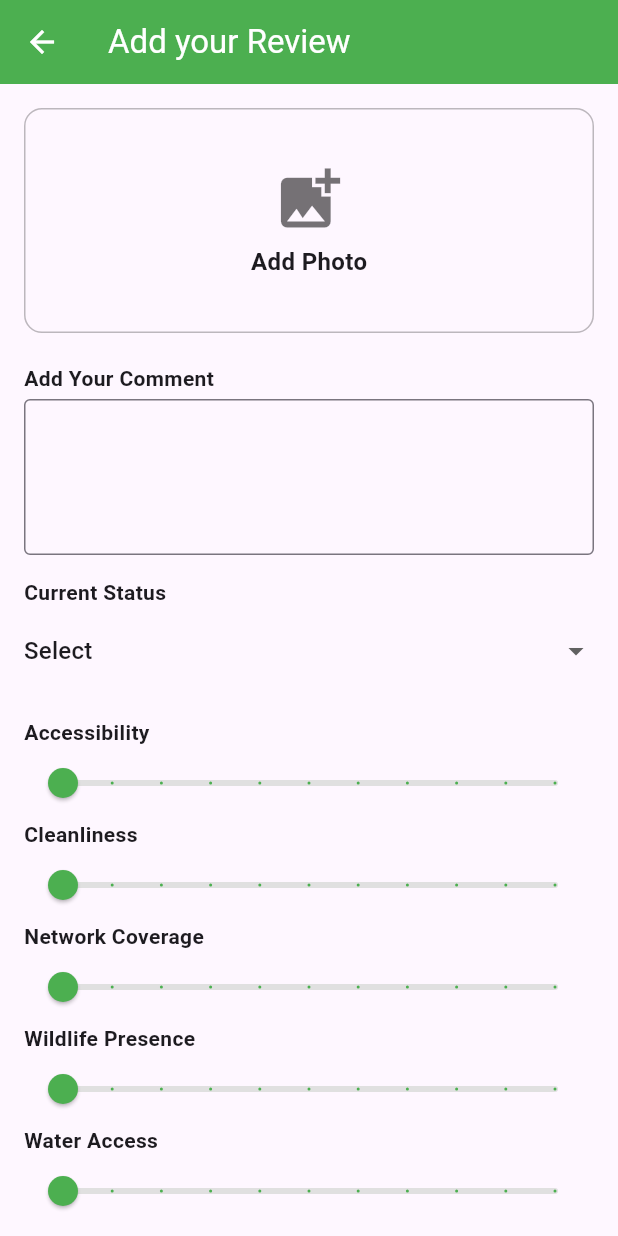
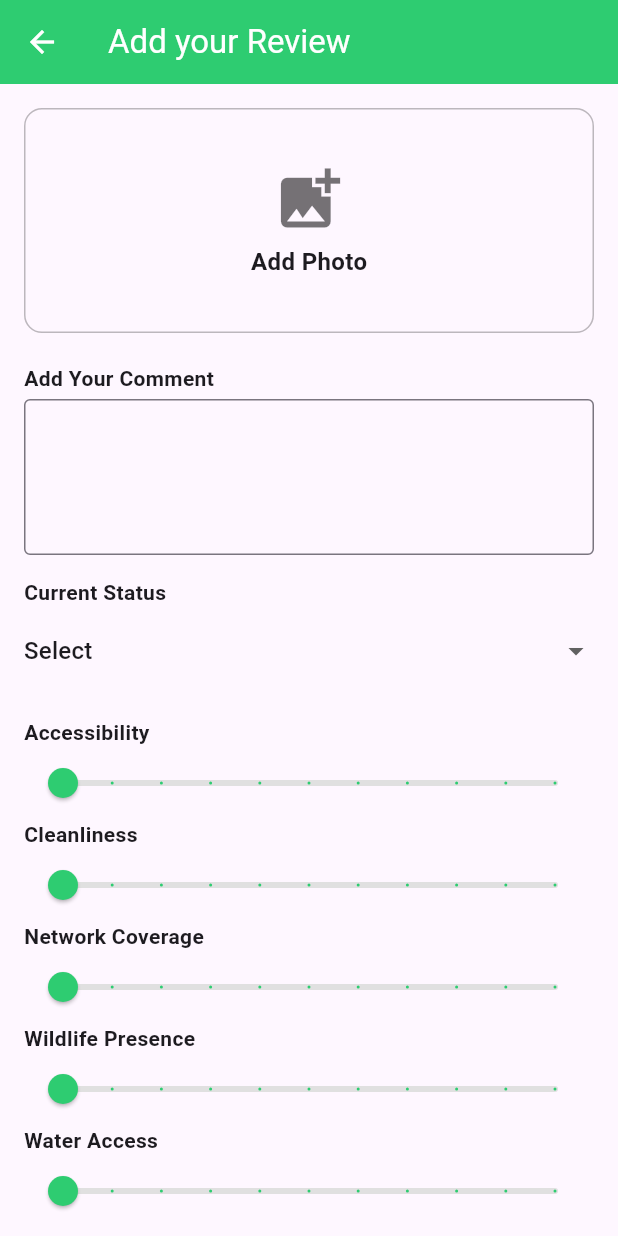
Before and after one commit to venuraka/Camply, a Flutter app: the UserReview screen opened by its route, on a phone screen of 412 x 824 dp. Run offline on Flutter 3.47's test engine with Material 3 defaults, Android fonts, the phone set to English and light mode, and no system bars; our stand-ins replace cached_network_image, cloud_firestore, firebase_auth, firebase_core, firebase_storage, flutter_image_compress and 7 more; missing offline and left inert: flutter_facebook_auth; accounts and stored records are empty; generated files the repository leaves out were written again; network calls fail.

Commit message:
changed the color

```diff
--- a/lib/screens/user_review.dart
+++ b/lib/screens/user_review.dart
@@ -3,7 +3,6 @@ import 'package:image_picker/image_picker.dart';
 import 'dart:io';
 import 'package:firebase_storage/firebase_storage.dart';
 import 'package:cloud_firestore/cloud_firestore.dart';
-import 'package:flutter/foundation.dart';
 
 class UserReview extends StatefulWidget {
   const UserReview({super.key});
@@ -58,7 +57,7 @@ class UserReviewState extends State<UserReview> {
   Widget build(BuildContext context) {
     return Scaffold(
       appBar: AppBar(
-        backgroundColor: Colors.green,
+        backgroundColor: const Color(0xFF2ECC71),
         title: Text("Add your Review", style: TextStyle(color: Colors.white)),
         leading: IconButton(
           icon: Icon(Icons.arrow_back, color: Colors.white),
@@ -130,7 +129,7 @@ class UserReviewState extends State<UserReview> {
               child: ElevatedButton(
                 onPressed: _submitReview,
                 style: ElevatedButton.styleFrom(
-                  backgroundColor: Colors.green,
+                  backgroundColor: const Color(0xFF2ECC71),
                   padding: EdgeInsets.symmetric(horizontal: 40, vertical: 12),
                   shape: RoundedRectangleBorder(borderRadius: BorderRadius.circular(25)),
                 ),
@@ -153,7 +152,7 @@ class UserReviewState extends State<UserReview> {
           min: 0,
           max: 10,
           divisions: 10,
-          activeColor: Colors.green,
+          activeColor: const Color(0xFF2ECC71),
           inactiveColor: Colors.grey[300],
           onChanged: onChanged,
         ),
```
